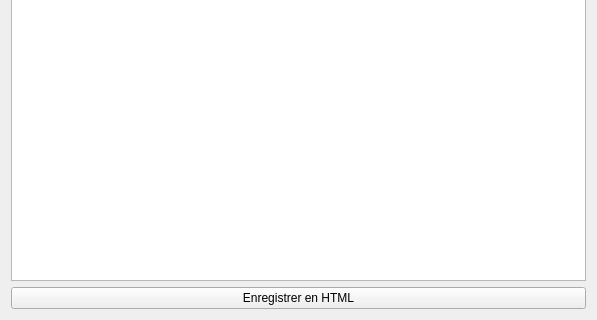
Old version of the form formauditinfos.ui in the repository GiPiLab/ProtonClassicSuite; both pictures show x 0 to 597 and y 143 to 463 of the 597 by 463 pixel window.
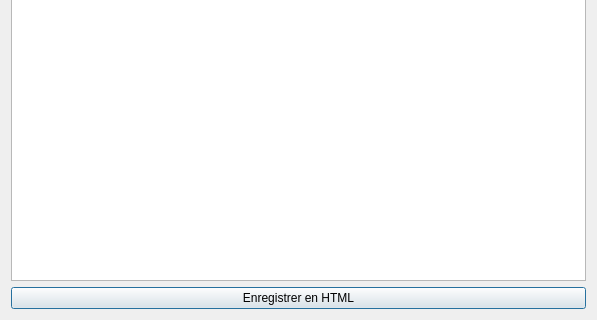
New version of the form. Icons and pictures are not drawn.

```diff
--- a/formauditinfos.ui
+++ b/formauditinfos.ui
@@ -30,6 +30,9 @@
       <iconset resource="Images.qrc">
        <normaloff>:/icons/icons/html.png</normaloff>:/icons/icons/html.png</iconset>
      </property>
+     <property name="default">
+      <bool>true</bool>
+     </property>
     </widget>
    </item>
   </layout>
```
